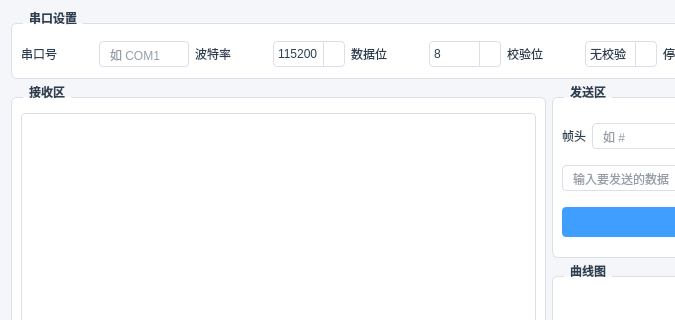
Above: widget.ui from av65hc/serial_helper before the change; both pictures show x 0 to 675 and y 0 to 320 of the 920 by 620 pixel window. Below: the same form after it.
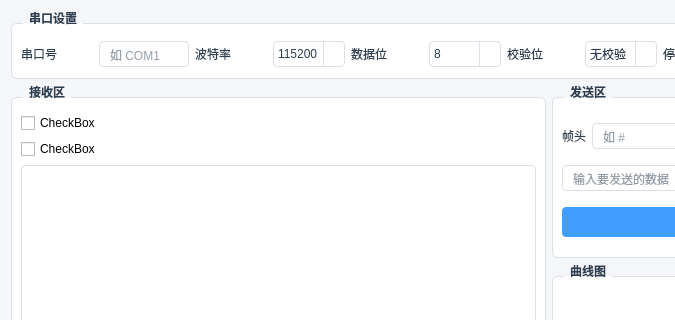
That is the form after the change. Custom widgets are drawn as their Qt base class.

```diff
--- a/widget.ui
+++ b/widget.ui
@@ -254,6 +254,20 @@
         <string>接收区</string>
        </property>
        <layout class="QVBoxLayout" name="recvLayout">
+        <item>
+         <widget class="QCheckBox" name="Hex_send">
+          <property name="text">
+           <string>CheckBox</string>
+          </property>
+         </widget>
+        </item>
+        <item>
+         <widget class="QCheckBox" name="Hex_rec">
+          <property name="text">
+           <string>CheckBox</string>
+          </property>
+         </widget>
+        </item>
         <item>
          <widget class="QTextEdit" name="textEdit">
           <property name="readOnly">
```
Left out of the diff: 8 changed lines with no effect on the pictures.
